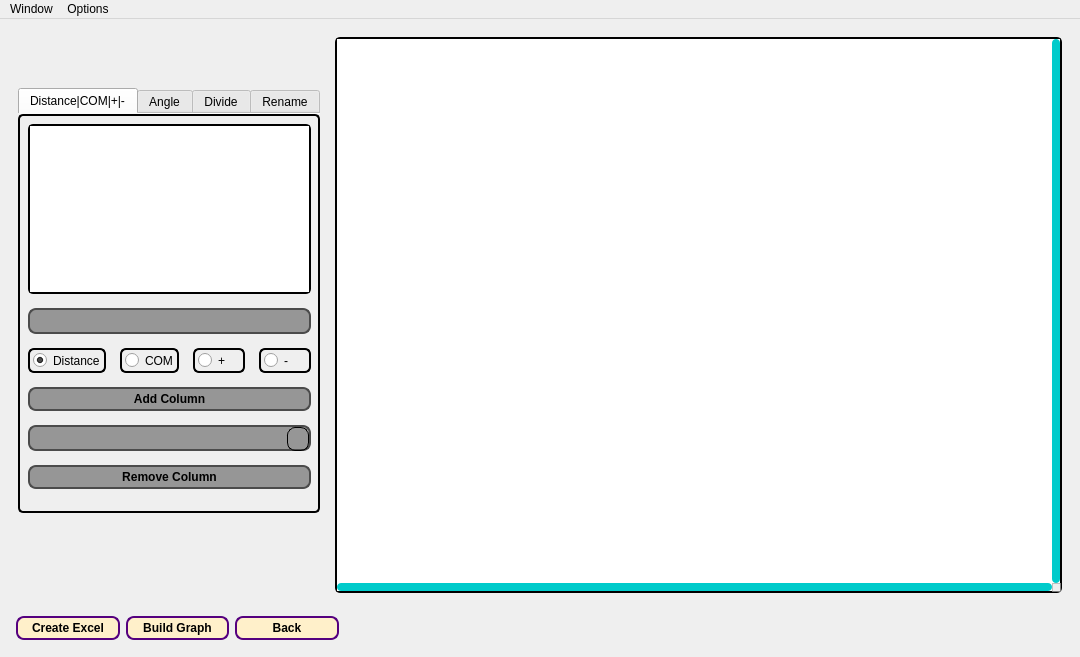
Old version of the form QT_GUI/VRProcessingGUI.ui in the repository Babaykaa/VaspReader.
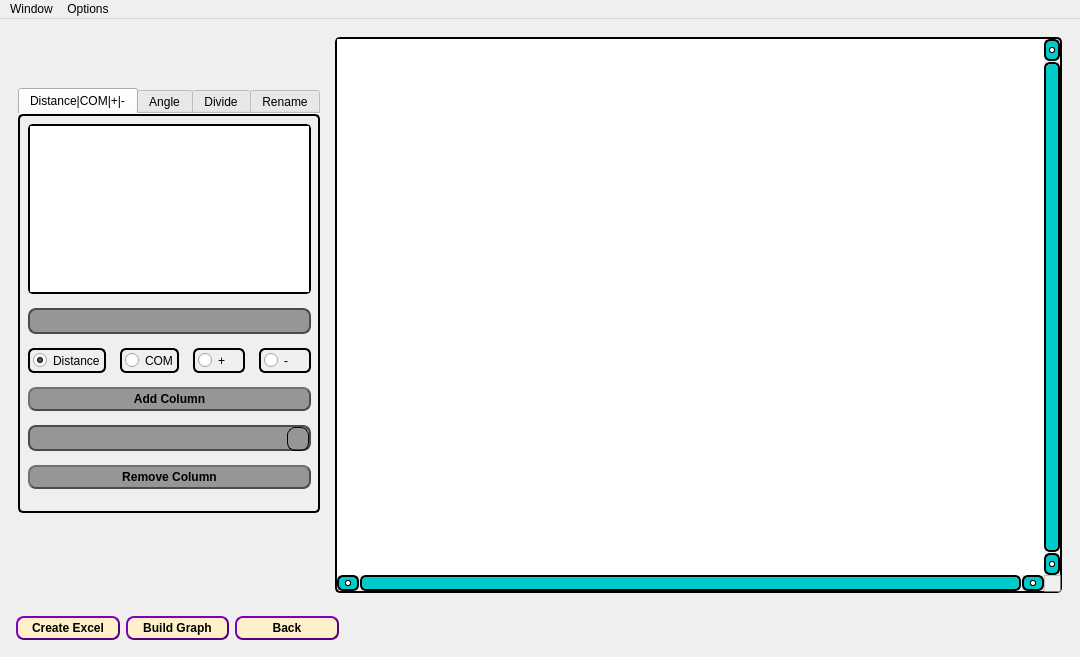
New version of the form. Icons and pictures are not drawn.

Diff of the .ui file:
```diff
--- a/QT_GUI/VRProcessingGUI.ui
+++ b/QT_GUI/VRProcessingGUI.ui
@@ -47,6 +47,7 @@
   font-weight: 600;
   border-radius: 8px;
   border: 2px solid rgb(85, 0, 127);
+  border-style: outset;
   padding: 3px 3px;
   margin-top: 0px;
   outline: 0px;
@@ -61,6 +62,7 @@
 background-color:rgb(150, 150, 150);
 margin-top: 0px;
 outline: 0px;
+border-style: outset;
 }
 QPushButton:hover {
   background-color: rgb(255, 212, 137);
@@ -117,15 +119,6 @@
   border: 2px solid #000000;
   border-radius: 5px;
 }
-QScrollArea{border: none;}
-QScrollBar{background: white; border-radius: 5px;}
-QScrollBar:horizontal{height: 8px;}
-QScrollBar:vertical{width: 8px; background:white;}
-QScrollBar::handle{background: rgb(0, 203, 203); border-radius: 4px; width: 4px}
-QScrollBar::handle:horizontal{height: 25px; min-width: 10px;}
-QScrollBar::handle:vertical{width: 25px; min-height: 10px;}
-QScrollBar::add-line{border: none;background: none;}
-QScrollBar::sub-line{border: none; background: none;}
 QLabel{
 background-color: rgb(255, 240, 202);
 color: black;
@@ -140,6 +133,106 @@
   border-radius: 6px;
   border: 2px solid #000000;
   padding: 3px 3px;
+}
+
+QScrollBar:vertical {
+    border-radius: 6px;
+    border: 2px solid rgb(0, 0, 0);
+	color: rgb(0, 0, 0);
+    background: rgb(182, 182, 182);
+    width: 16px;
+    margin: 23px 0 23px 0;
+}
+QScrollBar::handle:vertical {
+    background: rgb(0, 203, 203);
+    min-height: 18px;
+    border-radius: 5px;
+}
+QScrollBar::handle:hover:vertical {
+    background: rgb(255, 255, 255);
+}
+QScrollBar::add-line:vertical {
+    border: 1.5px solid rgb(0, 0, 0);
+    border-radius: 6px;
+    background: rgb(0, 203, 203);
+    height: 18px;
+    subcontrol-position: bottom;
+    subcontrol-origin: margin;
+}
+QScrollBar::sub-line:vertical {
+    border: 1.5px solid rgb(0, 0, 0);
+    border-radius: 6px;
+    background: rgb(0, 203, 203);
+    height: 18px;
+    subcontrol-position: top;
+    subcontrol-origin: margin;
+}
+QScrollBar::add-line:hover:vertical, QScrollBar::sub-line:hover:vertical {
+    background: rgb(255, 255, 255);
+}
+QScrollBar::up-arrow:vertical, QScrollBar::down-arrow:vertical {
+    border: 1px solid rgb(0, 0, 0);
+    border-radius: 2px;
+    width: 3.5px;
+    height: 3.5px;
+    background: rgb(255, 255, 255);
+}
+QScrollBar::up-arrow:vertical:hover, QScrollBar::down-arrow:vertical:hover {
+    background: rgb(0, 203, 203);
+}
+
+QScrollBar::add-page:vertical, QScrollBar::sub-page:vertical {
+    background: none;
+}
+
+QScrollBar:horizontal {
+    border-radius: 6px;
+    border: 2px solid rgb(0, 0, 0);
+	color: rgb(0, 0, 0);
+    background: rgb(182, 182, 182);
+    height: 16px;
+    margin: 0 23px 0 23px;
+}
+QScrollBar::handle:horizontal {
+    background: rgb(0, 203, 203);
+    min-width: 18px;
+    border-radius: 5px;
+}
+QScrollBar::handle:hover:horizontal {
+    background: rgb(255, 255, 255);
+}
+QScrollBar::add-line:horizontal {
+    border: 1.5px solid rgb(0, 0, 0);
+    border-radius: 6px;
+    background: rgb(0, 203, 203);
+    width: 18px;
+    subcontrol-position: right;
+    subcontrol-origin: margin;
+}
+QScrollBar::sub-line:horizontal {
+    border: 1.5px solid rgb(0, 0, 0);
+    border-radius: 6px;
+    background: rgb(0, 203, 203);
+    width: 18px;
+    subcontrol-position: left;
+    subcontrol-origin: margin;
+}
+QScrollBar::add-line:hover:horizontal, QScrollBar::sub-line:hover:horizontal {
+    background: rgb(255, 255, 255);
+}
+QScrollBar::left-arrow:horizontal, QScrollBar::right-arrow:horizontal {
+    border: 1px solid rgb(0, 0, 0);
+    border-radius: 2px;
+    width: 3.5px;
+    height: 3.5px;
+    background: rgb(255, 255, 255);
+}
+QScrollBar::left-arrow:horizontal:hover, QScrollBar::right-arrow:horizontal:hover {
+    background: rgb(0, 203, 203);
+}
+
+QScrollBar::add-page:horizontal, QScrollBar::sub-page:horizontal {
+    background: none;
 }</string>
   </property>
   <widget class="QWidget" name="MainProcessingWidget">
```
Left out of the diff: 1 changed line with no effect on the pictures.
